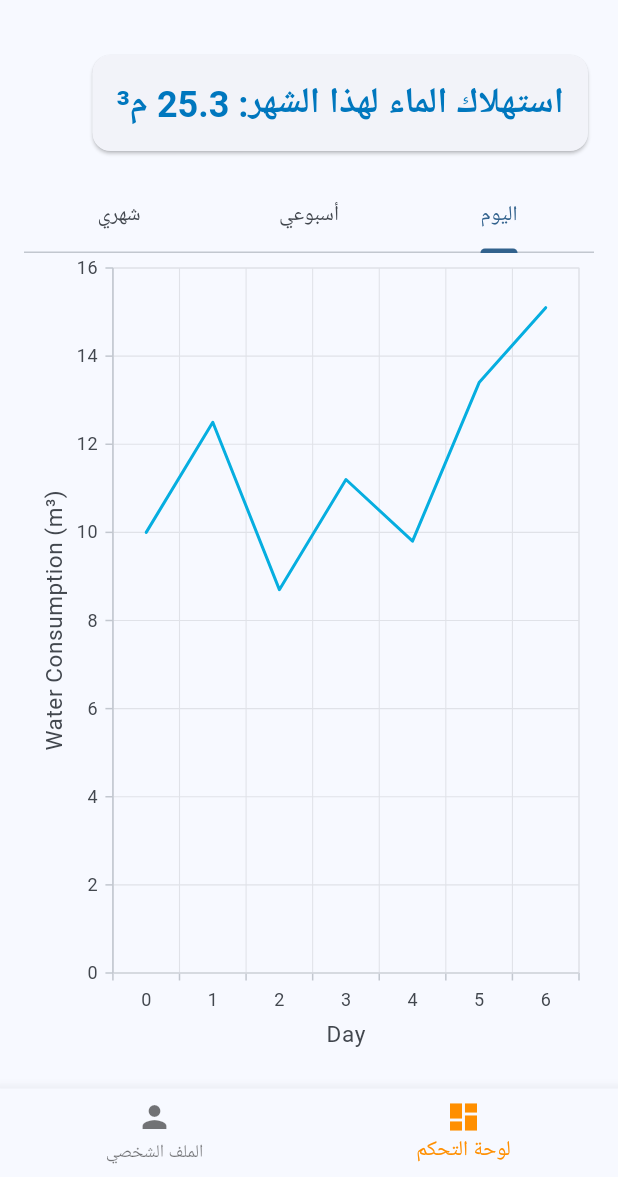
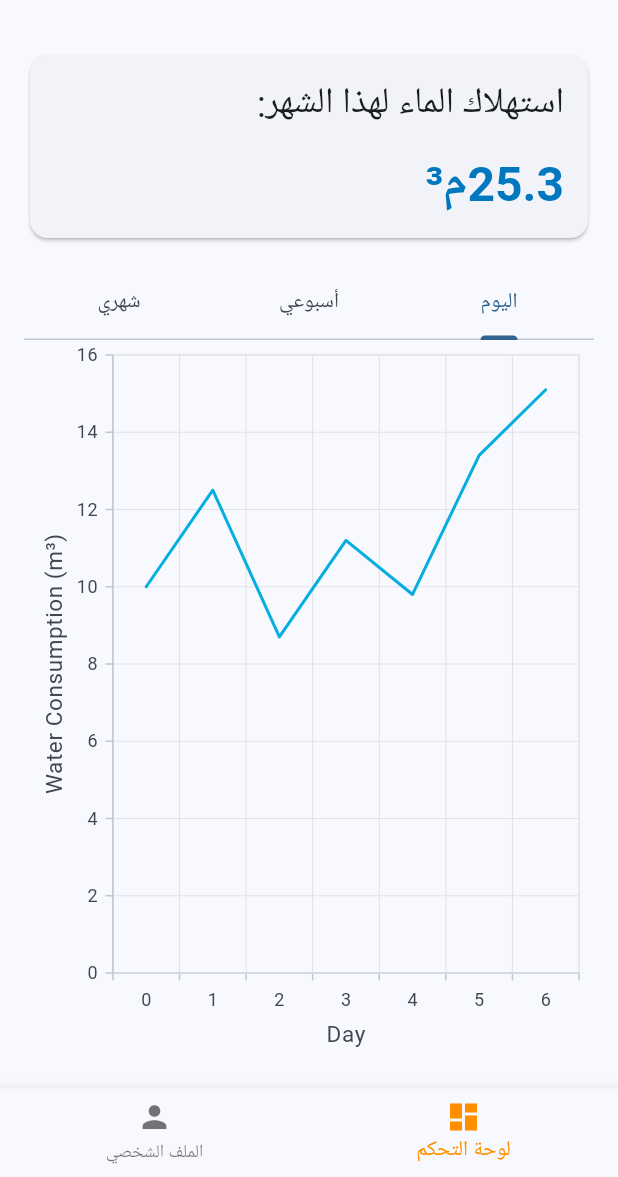
Before and after one commit to abdellatif-laghjaj/nuvaqua-mobile, a Flutter app: the DashboardPage screen opened directly with empty values, on a phone screen of 412 x 824 dp, the part 59-1236 px from its top. Run offline on Flutter 3.47's test engine with Material 3 defaults, Android fonts, the phone set to English and light mode, and no system bars; our stand-ins replace syncfusion_flutter_charts.

Commit message:
Update dashboard_tab.dart

```diff
--- a/lib/pages/tabs/dashboard_tab.dart
+++ b/lib/pages/tabs/dashboard_tab.dart
@@ -39,11 +39,23 @@ class _DashboardTabState extends State<DashboardTab> {
         children: [
           if (_waterConsumption != null)
             Card(
-              child: Padding(
+              child: Container(
                 padding: const EdgeInsets.all(16.0),
-                child: Text(
-                  'استهلاك الماء لهذا الشهر: ${_waterConsumption!.currentMonthConsumption} م³',
-                  style: Theme.of(context).textTheme.headlineMedium,
+                width: double.infinity,
+                child: Column(
+                  crossAxisAlignment: CrossAxisAlignment.start,
+                  mainAxisAlignment: MainAxisAlignment.center,
+                  children: [
+                    Text(
+                      'استهلاك الماء لهذا الشهر:',
+                      style: Theme.of(context).textTheme.headlineSmall,
+                    ),
+                    const SizedBox(height: 16.0),
+                    Text(
+                      '${_waterConsumption!.currentMonthConsumption}م³',
+                      style: Theme.of(context).textTheme.headlineLarge,
+                    ),
+                  ],
                 ),
               ),
             ),
```
